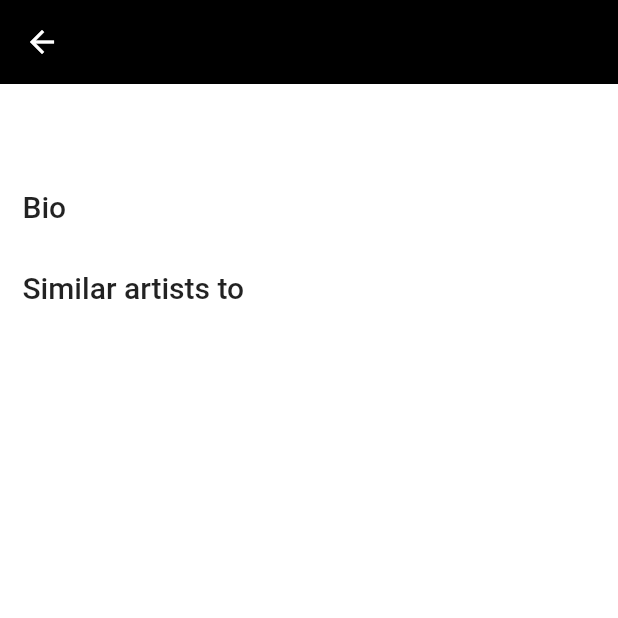
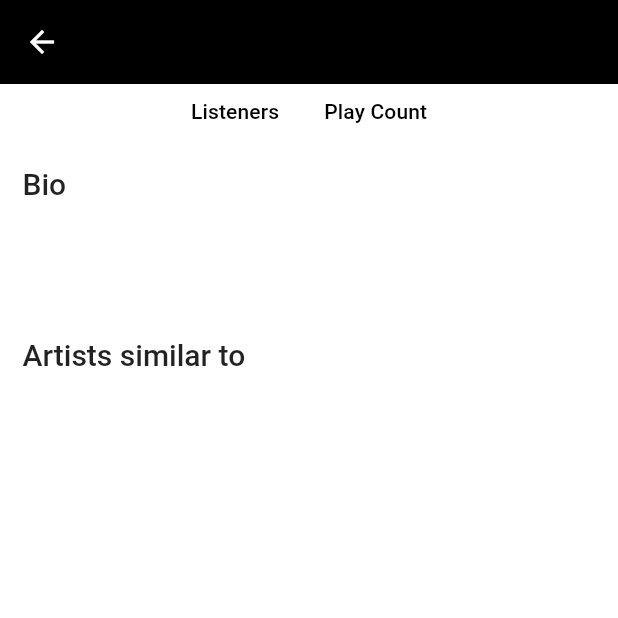
Before and after one commit to luketg8/FlutterFM, a Flutter app: the ArtistDetails screen opened directly with empty values, on a phone screen of 412 x 824 dp, the top half of it. Run offline on Flutter 3.47's test engine with Material 2 defaults, Android fonts, the phone set to English and light mode, and no system bars; our stand-ins replace dio, flutter_dotenv, flutter_riverpod, flutter_svg, freezed_annotation; generated files the repository leaves out were written again.

Commit message:
Add artist stats to detail page

```diff
--- a/lib/artist_detail/view/artist_details.dart
+++ b/lib/artist_detail/view/artist_details.dart
@@ -31,7 +31,30 @@ class ArtistDetails extends StatelessWidget {
         child: ListView(
           padding: const EdgeInsets.symmetric(horizontal: 15),
           children: [
-            //
+            const SizedBox(height: 10),
+            Row(
+              mainAxisAlignment: MainAxisAlignment.center,
+              children: [
+                _HeadlineStat(
+                  title: context.strings.artistListeners,
+                  stat: artist.stats.listeners,
+                ),
+                const SizedBox(width: 30),
+                _HeadlineStat(
+                  title: context.strings.artistPlayCount,
+                  stat: artist.stats.playcount,
+                ),
+              ],
+            ),
+            const SizedBox(height: 10),
+            Text(
+              context.strings.artistBio,
+              style: Theme.of(context).textTheme.headline6,
+            ),
+            const SizedBox(height: 5),
+            ExpandableText(
+              artist.bio.content,
+            ),
             const SizedBox(height: 10),
             SizedBox(
               height: 50,
@@ -44,18 +67,10 @@ class ArtistDetails extends StatelessWidget {
                 itemBuilder: (context, idx) => Chip(
                   label: Text(
                     artist.tags.tag[idx].name,
+                    maxLines: 2,
                   ),
                 ),
               ),
-            ),
-            const SizedBox(height: 10),
-            Text(
-              context.strings.artistBio,
-              style: Theme.of(context).textTheme.headline6,
-            ),
-            const SizedBox(height: 5),
-            ExpandableText(
-              artist.bio.content,
             ),
             const SizedBox(height: 10),
             Text(
@@ -67,6 +82,35 @@ class ArtistDetails extends StatelessWidget {
           ],
         ),
       ),
+    );
+  }
+}
+
+class _HeadlineStat extends StatelessWidget {
+  final String title;
+  final String stat;
+
+  const _HeadlineStat({
+    Key? key,
+    required this.title,
+    required this.stat,
+  }) : super(key: key);
+
+  @override
+  Widget build(BuildContext context) {
+    return Column(
+      mainAxisSize: MainAxisSize.min,
+      children: [
+        Text(
+          title,
+          style: Theme.of(context).textTheme.subtitle2,
+        ),
+        const SizedBox(height: 5),
+        Text(
+          stat,
+          style: Theme.of(context).textTheme.caption,
+        ),
+      ],
     );
   }
 }
--- a/lib/l10n/app_en.arb
+++ b/lib/l10n/app_en.arb
@@ -7,9 +7,17 @@
   "searchPrompt": "Search artists",
   "searchForName": "Search for artists by name",
   "noSearchResults": "No matching artists",
+  "searchArtistListeners": "{listeners} listeners",
+  "@searchArtistListeners": {
+      "placeholders": {
+          "listeners": {}
+      }
+  },
 
+  "artistListeners": "Listeners",
+  "artistPlayCount": "Play Count",
   "artistBio": "Bio",
-  "similarArtists": "Similar artists to {artist}",
+  "similarArtists": "Artists similar to {artist}",
   "@similarArtists": {
       "placeholders": {
           "artist": {}
--- a/lib/search/view/search_results_list.dart
+++ b/lib/search/view/search_results_list.dart
@@ -1,5 +1,6 @@
 import 'package:flutter/material.dart';
 import 'package:flutter_fm/artist_detail/artist_detail.dart';
+import 'package:flutter_fm/core/view/context_extensions.dart';
 import 'package:flutter_fm/search/domain/searched_artist.dart';
 import 'package:flutter_fm/search/search.dart';
 
@@ -75,6 +76,7 @@ class _ArtistResultTile extends StatelessWidget {
       ),
       leading: const Icon(Icons.music_note_rounded),
       title: Text(artist.name),
+      subtitle: Text(context.strings.searchArtistListeners(artist.listeners)),
     );
   }
 }
```
